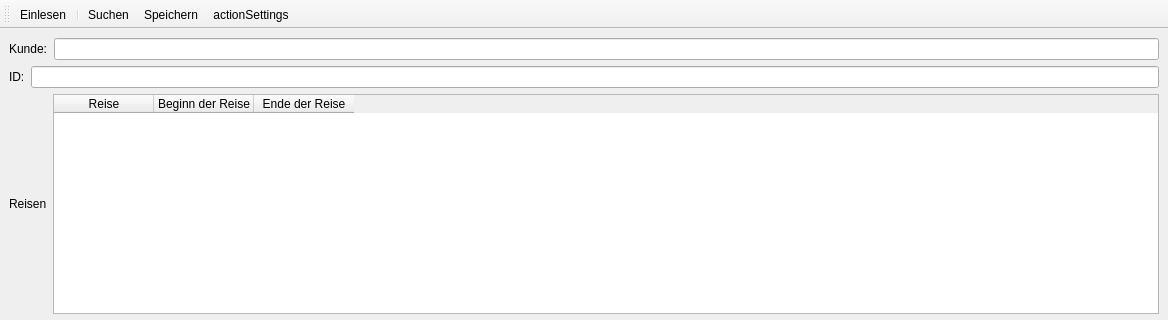
Old version of the form travelagencyui.ui in the repository justaksi7/P5; both pictures show x 0 to 1168 and y 0 to 320 of the 1168 by 655 pixel window.
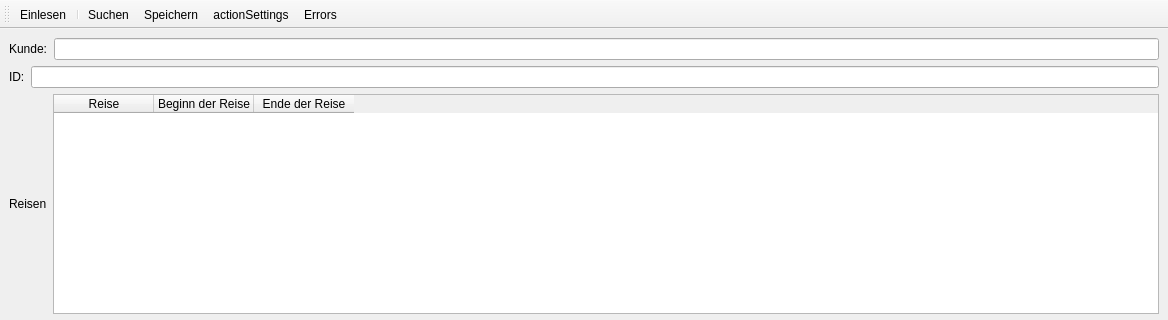
New version of the form. Icons and pictures are not drawn.

The edit to the form file:
```diff
--- a/travelagencyui.ui
+++ b/travelagencyui.ui
@@ -164,6 +164,7 @@
    <addaction name="actionSuchen"/>
    <addaction name="actionSpeichern"/>
    <addaction name="actionSettings"/>
+   <addaction name="actionErrors"/>
   </widget>
   <action name="actionEinlesen">
    <property name="icon">
@@ -206,6 +207,11 @@
     <string>actionSettings</string>
    </property>
   </action>
+  <action name="actionErrors">
+   <property name="text">
+    <string>Errors</string>
+   </property>
+  </action>
  </widget>
  <resources>
   <include location="icons.qrc"/>
```
